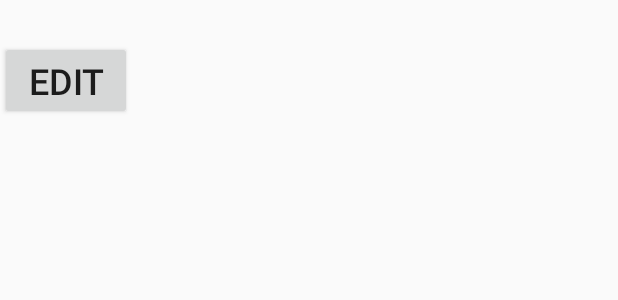
After one commit to RumiRajbhandari/Firebase, an Android app: the layout custominfowindow.xml on its own in the app's theme, with its tools: preview values and no code run, on a phone screen of 412 x 824 dp. The commit adds this screen. Shown: the top 300 px of the screen. Run offline under Robolectric (Android 15) with nearby library versions, the phone set to English and light mode, and no system bars.

Commit message:
Custominfowindow

```diff
--- /dev/null
+++ b/app/src/main/res/layout/custominfowindow.xml
@@ -0,0 +1,19 @@
+<?xml version="1.0" encoding="utf-8"?>
+<LinearLayout xmlns:android="http://schemas.android.com/apk/res/android"
+    android:orientation="vertical" android:layout_width="match_parent"
+    android:layout_height="match_parent">
+    <TextView
+        android:layout_width="wrap_content"
+        android:layout_height="wrap_content"
+        android:id="@+id/status"
+        android:textSize="20dp" />
+    <Button
+        android:id="@+id/edit"
+        android:layout_width="wrap_content"
+        android:layout_height="wrap_content"
+        android:text="Edit"
+        android:textSize="24sp"
+     />
+
+
+</LinearLayout>
```
Also changed, not shown: app/src/main/java/com/example/root/atmdata/ui/MapFragment.java (+68 -16 lines).
